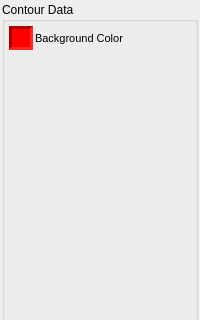
First picture: the form in src/zoo/ui/controlpane_visuals.ui, repository CMSM-VCU/zoo, before the edit; both pictures show x 0 to 200 and y 0 to 320 of the 200 by 630 pixel window.
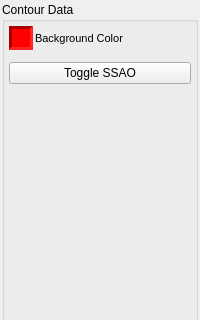
Second picture: the form after the edit.

Commit message: Reimplement SSAO and add toggle to visuals tab

```diff
--- a/src/zoo/ui/controlpane_visuals.ui
+++ b/src/zoo/ui/controlpane_visuals.ui
@@ -112,6 +112,13 @@
           </property>
          </spacer>
         </item>
+        <item>
+         <widget class="QPushButton" name="ssaotoggleButton">
+          <property name="text">
+           <string>Toggle SSAO</string>
+          </property>
+         </widget>
+        </item>
         <item>
          <spacer name="verticalSpacer">
           <property name="orientation">
```
Left out of the diff: 3 changed lines with no effect on the pictures. The commit also changes 2 other files.
